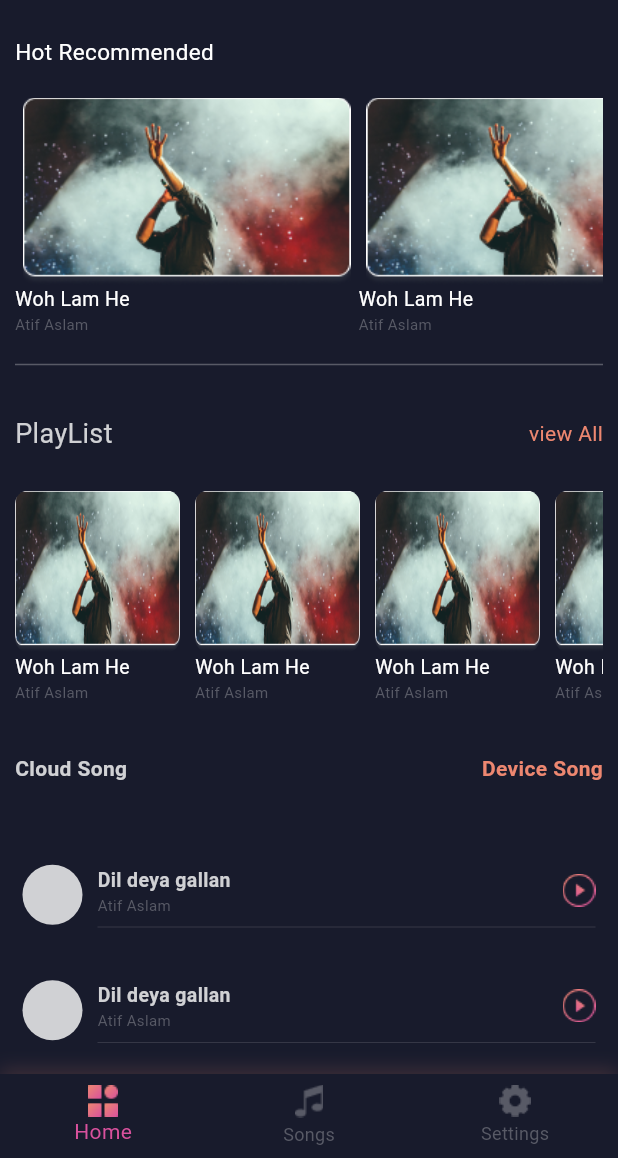
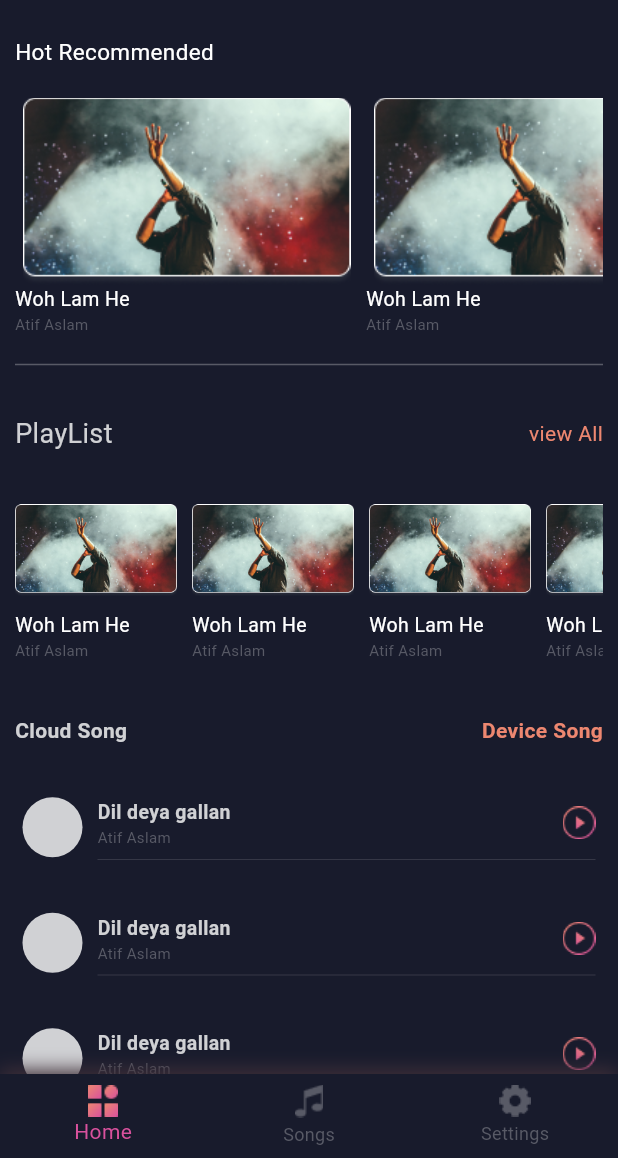
Before and after one commit to mdtaosifhossain3/flutter-music-player, a Flutter app: the screen it shows after launch, on a phone screen of 412 x 824 dp, the part 78-1236 px from its top. Run offline on Flutter 3.47's test engine with Material 3 defaults, Android fonts, the phone set to English and light mode, and no system bars; our stand-ins replace get.

Commit message:
adding custom box widget

```diff
--- /dev/null
+++ b/lib/resources/components/widgets/box_widget.dart
@@ -0,0 +1,21 @@
+import 'package:flutter/material.dart';
+
+class BoxWidget extends StatelessWidget {
+  final double? height;
+  final double? width;
+  final String? image;
+  final BoxFit? fit;
+  const BoxWidget({super.key, this.height, this.width, this.image, this.fit});
+
+  @override
+  Widget build(BuildContext context) {
+    return ClipRRect(
+      child: Image.asset(
+        image!,
+        height: height,
+        width: width,
+        fit: fit,
+      ),
+    );
+  }
+}
--- a/lib/views/homeScreen/home_screen.dart
+++ b/lib/views/homeScreen/home_screen.dart
@@ -2,6 +2,7 @@ import 'package:flutter/material.dart';
 import 'package:music_player/constants/colors.dart';
 import 'package:music_player/resources/appUrls/image_urls.dart';
 import 'package:music_player/resources/components/customWidgets/custom_text.dart';
+import 'package:music_player/resources/components/widgets/box_widget.dart';
 import 'package:music_player/resources/components/widgets/song_list_widget.dart';
 
 class HomeScreen extends StatefulWidget {
@@ -21,7 +22,8 @@ class _HomeScreenState extends State<HomeScreen> {
             crossAxisAlignment: CrossAxisAlignment.start,
             children: [
               Padding(
-                padding: const EdgeInsets.symmetric(horizontal: 10, vertical: 20),
+                padding:
+                    const EdgeInsets.symmetric(horizontal: 10, vertical: 20),
                 child: Column(
                   crossAxisAlignment: CrossAxisAlignment.start,
                   children: [
@@ -44,10 +46,10 @@ class _HomeScreenState extends State<HomeScreen> {
                           return Column(
                             crossAxisAlignment: CrossAxisAlignment.start,
                             children: [
-                              ClipRRect(
-                                borderRadius: BorderRadius.circular(9),
-                                child: Image.asset(
-                                  ImageUrls.bannerURL,
+                              Padding(
+                                padding: const EdgeInsets.only(right: 5.0),
+                                child: BoxWidget(
+                                  image: ImageUrls.bannerURL,
                                   height: 125,
                                   width: 229,
                                 ),
@@ -108,14 +110,10 @@ class _HomeScreenState extends State<HomeScreen> {
                             children: [
                               Padding(
                                 padding: const EdgeInsets.only(right: 10.0),
-                                child: ClipRRect(
-                                  borderRadius: BorderRadius.circular(9),
-                                  child: Image.asset(
-                                    ImageUrls.bannerURL,
-                                    height: 108,
-                                    width: 110,
-                                    fit: BoxFit.fill,
-                                  ),
+                                child: BoxWidget(
+                                  image: ImageUrls.bannerURL,
+                                  height: 80,
+                                  width: 108,
                                 ),
                               ),
                               const Column(
@@ -137,9 +135,6 @@ class _HomeScreenState extends State<HomeScreen> {
                         },
                       ),
                     ),
-                    const SizedBox(
-                      height: 25,
-                    ),
                     const Row(
                       mainAxisAlignment: MainAxisAlignment.spaceBetween,
                       children: [
@@ -157,9 +152,6 @@ class _HomeScreenState extends State<HomeScreen> {
                         )
                       ],
                     ),
-                    const SizedBox(
-                      height: 20,
-                    ),
                   ],
                 ),
               ),
```
